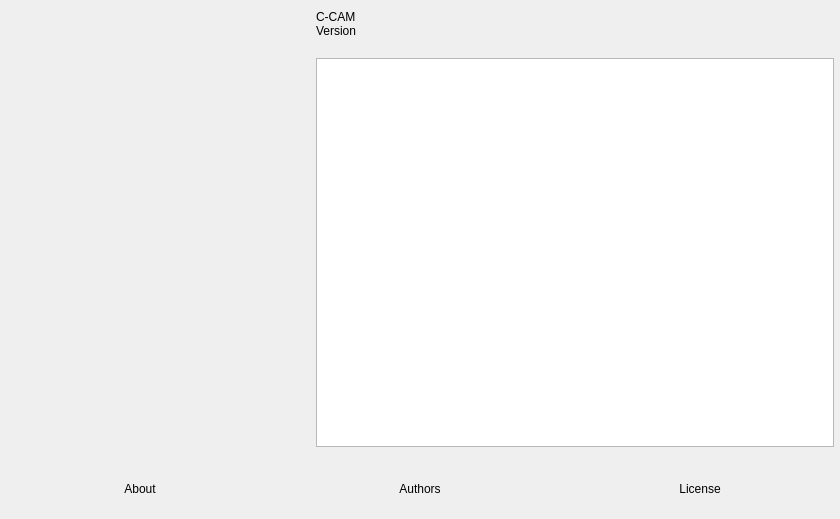
Before: the Qt Designer form vendor_skins/RemoteFilming-C/UI/forms/OBSAbout.ui in CoSMoSoftware/OBS-studio-webrtc, drawn with Qt 5.
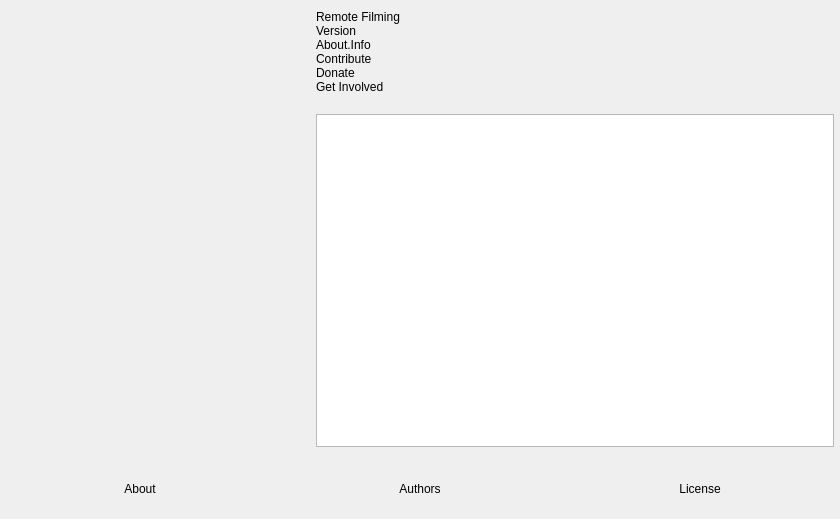
After: the same form once the commit is applied. Icons and pictures are not drawn. Custom widgets are drawn as their Qt base class.

Patch:
```diff
--- a/vendor_skins/RemoteFilming-C/UI/forms/OBSAbout.ui
+++ b/vendor_skins/RemoteFilming-C/UI/forms/OBSAbout.ui
@@ -76,7 +76,7 @@
        <item>
         <widget class="QLabel" name="name">
          <property name="text">
-          <string notr="true">C-CAM</string>
+          <string notr="true">Remote Filming</string>
          </property>
         </widget>
        </item>
@@ -87,6 +87,40 @@
          </property>
         </widget>
        </item>
+       <item>
+        <widget class="QLabel" name="info">
+         <property name="text">
+          <string>About.Info</string>
+         </property>
+         <property name="wordWrap">
+          <bool>true</bool>
+         </property>
+        </widget>
+       </item>
+       <item>
+        <widget class="QLabel" name="contribute">
+         <property name="text">
+          <string notr="true">Contribute</string>
+         </property>
+         <property name="wordWrap">
+          <bool>true</bool>
+         </property>
+        </widget>
+       </item>
+       <item>
+        <widget class="QLabel" name="donate">
+         <property name="text">
+          <string notr="true">Donate</string>
+         </property>
+        </widget>
+       </item>
+       <item>
+        <widget class="QLabel" name="getInvolved">
+         <property name="text">
+          <string notr="true">Get Involved</string>
+         </property>
+        </widget>
+       </item>
        <item>
         <spacer name="verticalSpacer">
          <property name="orientation">
```
